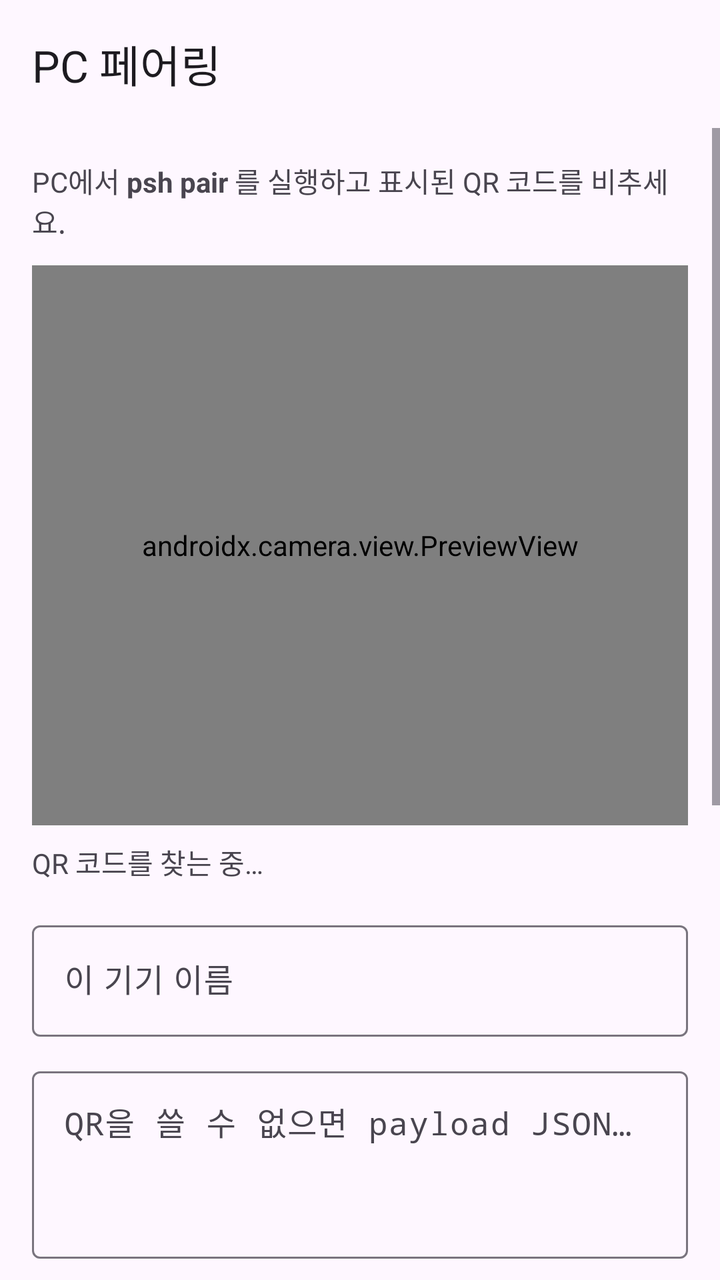
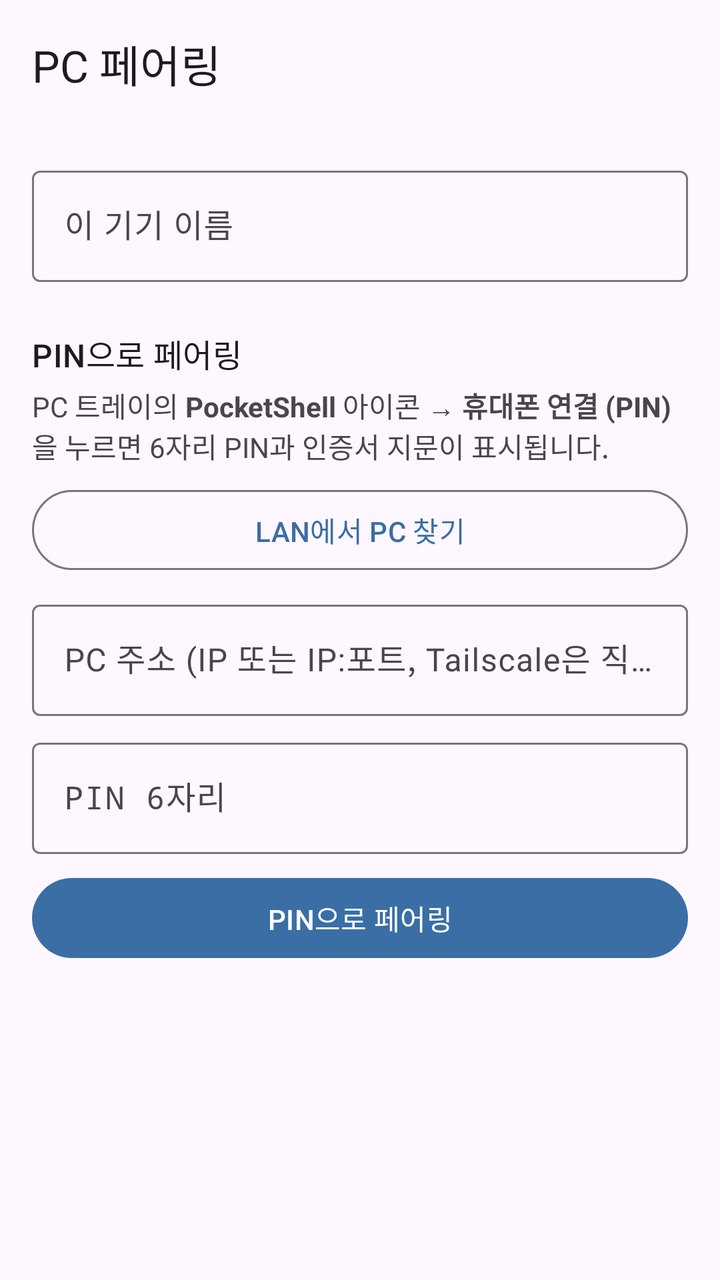

Compare the two renders of this Android layout. The source of the first and the diff that turns it into the second are given below.
<!-- AndroidManifest.xml: application theme Theme.Mpta -->
<!-- res/layout/activity_pairing.xml -->
<?xml version="1.0" encoding="utf-8"?>
<LinearLayout xmlns:android="http://schemas.android.com/apk/res/android"
    xmlns:app="http://schemas.android.com/apk/res-auto"
    android:id="@+id/root"
    android:layout_width="match_parent"
    android:layout_height="match_parent"
    android:orientation="vertical">

    <com.google.android.material.appbar.MaterialToolbar
        android:id="@+id/toolbar"
        android:layout_width="match_parent"
        android:layout_height="?attr/actionBarSize"
        app:title="@string/pairing_title" />

    <ScrollView
        android:layout_width="match_parent"
        android:layout_height="match_parent">

        <LinearLayout
            android:layout_width="match_parent"
            android:layout_height="wrap_content"
            android:orientation="vertical"
            android:padding="16dp">

            <TextView
                android:id="@+id/help"
                android:layout_width="match_parent"
                android:layout_height="wrap_content"
                android:text="@string/pairing_help" />

            <androidx.camera.view.PreviewView
                android:id="@+id/preview"
                android:layout_width="match_parent"
                android:layout_height="280dp"
                android:layout_marginTop="12dp" />

            <TextView
                android:id="@+id/status"
                android:layout_width="match_parent"
                android:layout_height="wrap_content"
                android:layout_marginTop="8dp"
                android:text="@string/pairing_scanning" />

            <com.google.android.material.textfield.TextInputLayout
                android:layout_width="match_parent"
                android:layout_height="wrap_content"
                android:layout_marginTop="16dp"
                android:hint="@string/pairing_device_name">

                <com.google.android.material.textfield.TextInputEditText
                    android:id="@+id/deviceName"
                    android:layout_width="match_parent"
                    android:layout_height="wrap_content"
                    android:inputType="text"
                    android:maxLines="1" />
            </com.google.android.material.textfield.TextInputLayout>

            <com.google.android.material.textfield.TextInputLayout
                android:layout_width="match_parent"
                android:layout_height="wrap_content"
                android:layout_marginTop="12dp"
                android:hint="@string/pairing_paste_hint">

                <com.google.android.material.textfield.TextInputEditText
                    android:id="@+id/payload"
                    android:layout_width="match_parent"
                    android:layout_height="wrap_content"
                    android:gravity="top"
                    android:inputType="textMultiLine|textNoSuggestions"
                    android:minLines="3"
                    android:typeface="monospace" />
            </com.google.android.material.textfield.TextInputLayout>

            <Button
                android:id="@+id/pasteButton"
                android:layout_width="match_parent"
                android:layout_height="wrap_content"
                android:layout_marginTop="8dp"
                android:text="@string/pairing_paste_button" />

            
            <TextView
                android:layout_width="match_parent"
                android:layout_height="wrap_content"
                android:layout_marginTop="24dp"
                android:text="@string/pin_section_title"
                android:textAppearance="?attr/textAppearanceTitleMedium" />

            <TextView
                android:layout_width="match_parent"
                android:layout_height="wrap_content"
                android:layout_marginTop="4dp"
                android:text="@string/pin_help" />

            <Button
                android:id="@+id/discoverButton"
                style="?attr/materialButtonOutlinedStyle"
                android:layout_width="match_parent"
                android:layout_height="wrap_content"
                android:layout_marginTop="8dp"
                android:text="@string/pin_discover" />

            <TextView
                android:id="@+id/discoverStatus"
                android:layout_width="match_parent"
                android:layout_height="wrap_content"
                android:visibility="gone" />

            <LinearLayout
                android:id="@+id/discoveredList"
                android:layout_width="match_parent"
                android:layout_height="wrap_content"
                android:orientation="vertical" />

            <com.google.android.material.textfield.TextInputLayout
                android:layout_width="match_parent"
                android:layout_height="wrap_content"
                android:layout_marginTop="8dp"
                android:hint="@string/pin_address_hint">

                <com.google.android.material.textfield.TextInputEditText
                    android:id="@+id/hostAddress"
                    android:layout_width="match_parent"
                    android:layout_height="wrap_content"
                    android:inputType="textUri|textNoSuggestions"
                    android:maxLines="1" />
            </com.google.android.material.textfield.TextInputLayout>

            <com.google.android.material.textfield.TextInputLayout
                android:layout_width="match_parent"
                android:layout_height="wrap_content"
                android:layout_marginTop="8dp"
                android:hint="@string/pin_input_hint">

                <com.google.android.material.textfield.TextInputEditText
                    android:id="@+id/pinInput"
                    android:layout_width="match_parent"
                    android:layout_height="wrap_content"
                    android:inputType="number"
                    android:maxLength="6"
                    android:maxLines="1"
                    android:typeface="monospace" />
            </com.google.android.material.textfield.TextInputLayout>

            <Button
                android:id="@+id/pinPairButton"
                android:layout_width="match_parent"
                android:layout_height="wrap_content"
                android:layout_marginTop="8dp"
                android:text="@string/pin_pair_button" />
        </LinearLayout>
    </ScrollView>
</LinearLayout>
<!-- resources referenced by this layout -->
<resources>
  <string name="pairing_device_name">이 기기 이름</string>
  <string name="pairing_help">PC에서 <b>psh pair</b> 를 실행하고 표시된 QR 코드를 비추세요.</string>
  <string name="pairing_paste_button">붙여넣은 정보로 페어링</string>
  <string name="pairing_paste_hint">QR을 쓸 수 없으면 payload JSON을 붙여넣으세요</string>
  <string name="pairing_scanning">QR 코드를 찾는 중…</string>
  <string name="pairing_title">PC 페어링</string>
  <string name="pin_address_hint">PC 주소 (IP 또는 IP:포트, Tailscale은 직접 입력)</string>
  <string name="pin_discover">LAN에서 PC 찾기</string>
  <string name="pin_help">PC 트레이의 <b>PocketShell</b> 아이콘 → <b>휴대폰 연결 (PIN)</b> 을 누르면 6자리 PIN과 인증서 지문이 표시됩니다.</string>
  <string name="pin_input_hint">PIN 6자리</string>
  <string name="pin_pair_button">PIN으로 페어링</string>
  <string name="pin_section_title">PIN으로 페어링 (QR 없이)</string>
  <style name="Theme.Mpta" parent="Theme.Material3.DayNight.NoActionBar">
          <item name="colorPrimary">#3A6EA5</item>
      </style>
</resources>

<!-- the commit's change to res/layout/activity_pairing.xml (unified diff, before → after) -->
@@ -22,29 +22,9 @@
             android:orientation="vertical"
             android:padding="16dp">
 
-            <TextView
-                android:id="@+id/help"
-                android:layout_width="match_parent"
-                android:layout_height="wrap_content"
-                android:text="@string/pairing_help" />
-
-            <androidx.camera.view.PreviewView
-                android:id="@+id/preview"
-                android:layout_width="match_parent"
-                android:layout_height="280dp"
-                android:layout_marginTop="12dp" />
-
-            <TextView
-                android:id="@+id/status"
-                android:layout_width="match_parent"
-                android:layout_height="wrap_content"
-                android:layout_marginTop="8dp"
-                android:text="@string/pairing_scanning" />
-
             <com.google.android.material.textfield.TextInputLayout
                 android:layout_width="match_parent"
                 android:layout_height="wrap_content"
-                android:layout_marginTop="16dp"
                 android:hint="@string/pairing_device_name">
 
                 <com.google.android.material.textfield.TextInputEditText
@@ -54,29 +34,6 @@
                     android:inputType="text"
                     android:maxLines="1" />
             </com.google.android.material.textfield.TextInputLayout>
-
-            <com.google.android.material.textfield.TextInputLayout
-                android:layout_width="match_parent"
-                android:layout_height="wrap_content"
-                android:layout_marginTop="12dp"
-                android:hint="@string/pairing_paste_hint">
-
-                <com.google.android.material.textfield.TextInputEditText
-                    android:id="@+id/payload"
-                    android:layout_width="match_parent"
-                    android:layout_height="wrap_content"
-                    android:gravity="top"
-                    android:inputType="textMultiLine|textNoSuggestions"
-                    android:minLines="3"
-                    android:typeface="monospace" />
-            </com.google.android.material.textfield.TextInputLayout>
-
-            <Button
-                android:id="@+id/pasteButton"
-                android:layout_width="match_parent"
-                android:layout_height="wrap_content"
-                android:layout_marginTop="8dp"
-                android:text="@string/pairing_paste_button" />
 
             
             <TextView
@@ -148,6 +105,12 @@
                 android:layout_height="wrap_content"
                 android:layout_marginTop="8dp"
                 android:text="@string/pin_pair_button" />
+
+            <TextView
+                android:id="@+id/status"
+                android:layout_width="match_parent"
+                android:layout_height="wrap_content"
+                android:layout_marginTop="8dp" />
         </LinearLayout>
     </ScrollView>
 </LinearLayout>
<!-- resource entries referenced after the edit -->
@@ -1,17 +1,13 @@
 <!-- resources referenced by this layout -->
 <resources>
   <string name="pairing_device_name">이 기기 이름</string>
-  <string name="pairing_help">PC에서 <b>psh pair</b> 를 실행하고 표시된 QR 코드를 비추세요.</string>
-  <string name="pairing_paste_button">붙여넣은 정보로 페어링</string>
-  <string name="pairing_paste_hint">QR을 쓸 수 없으면 payload JSON을 붙여넣으세요</string>
-  <string name="pairing_scanning">QR 코드를 찾는 중…</string>
   <string name="pairing_title">PC 페어링</string>
   <string name="pin_address_hint">PC 주소 (IP 또는 IP:포트, Tailscale은 직접 입력)</string>
   <string name="pin_discover">LAN에서 PC 찾기</string>
   <string name="pin_help">PC 트레이의 <b>PocketShell</b> 아이콘 → <b>휴대폰 연결 (PIN)</b> 을 누르면 6자리 PIN과 인증서 지문이 표시됩니다.</string>
   <string name="pin_input_hint">PIN 6자리</string>
   <string name="pin_pair_button">PIN으로 페어링</string>
-  <string name="pin_section_title">PIN으로 페어링 (QR 없이)</string>
+  <string name="pin_section_title">PIN으로 페어링</string>
   <style name="Theme.Mpta" parent="Theme.Material3.DayNight.NoActionBar">
           <item name="colorPrimary">#3A6EA5</item>
       </style>
